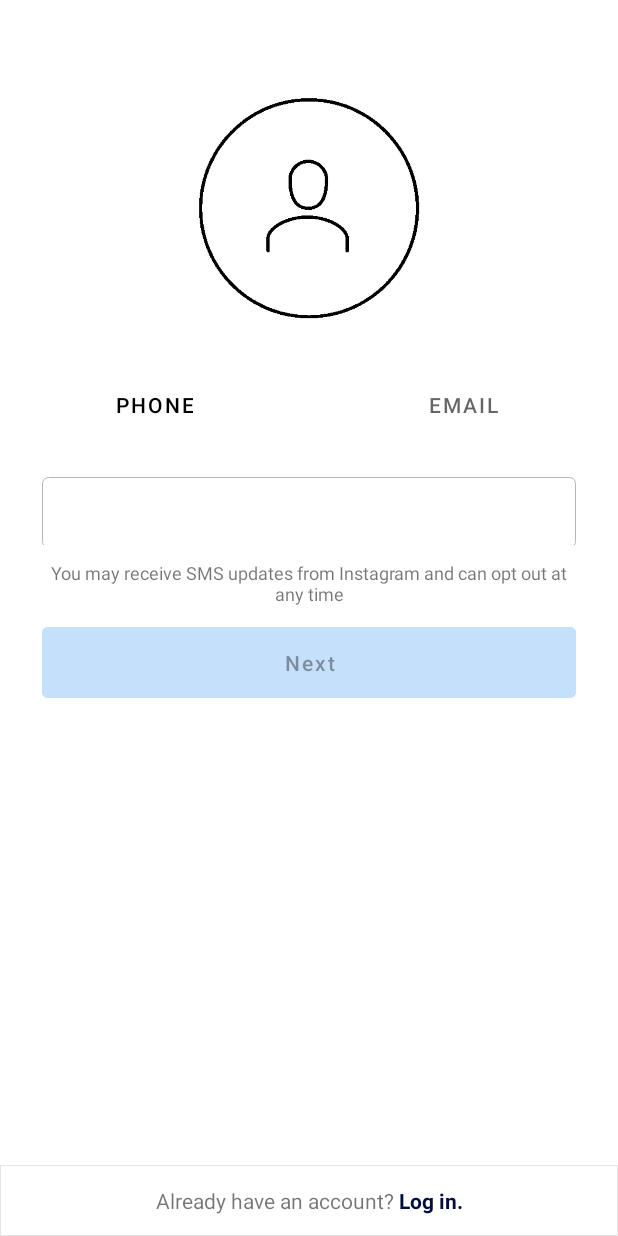
After one commit to 1407arjun/InstagramClone, an Android app: the PhoneFragment screen opened directly, with no data from a screen before it, on a phone screen of 412 x 824 dp. The commit adds this screen. Run offline under Robolectric (Android 15) with nearby library versions, the phone set to English and light mode, and no system bars.

Commit message:
Added RegisterActivity and related Fragments

```diff
--- /dev/null
+++ b/app/src/main/java/com/example/instagramclone/Adapters/TabAdapter.java
@@ -0,0 +1,37 @@
+package com.example.instagramclone.Adapters;
+
+import android.content.Context;
+
+import androidx.fragment.app.Fragment;
+import androidx.fragment.app.FragmentManager;
+import androidx.fragment.app.FragmentPagerAdapter;
+
+import com.example.instagramclone.Fragments.EmailFragment;
+import com.example.instagramclone.Fragments.PhoneFragment;
+
+public class TabAdapter extends FragmentPagerAdapter {
+
+    private Context mContext;
+    int tabs;
+
+    public TabAdapter(Context context, FragmentManager manager, int totalTabs) {
+        super(manager);
+        this.tabs = totalTabs;
+    }
+
+    @Override
+    public Fragment getItem(int position) {
+        switch (position) {
+            case 0:
+                return new PhoneFragment();
+            case 1:
+                return new EmailFragment();
+        }
+        return null;
+    }
+
+    @Override
+    public int getCount() {
+        return tabs;
+    }
+}
--- /dev/null
+++ b/app/src/main/java/com/example/instagramclone/Fragments/EmailFragment.java
@@ -0,0 +1,22 @@
+package com.example.instagramclone.Fragments;
+
+import android.os.Bundle;
+
+import androidx.fragment.app.Fragment;
+
+import android.view.LayoutInflater;
+import android.view.View;
+import android.view.ViewGroup;
+
+import com.example.instagramclone.R;
+
+public class EmailFragment extends Fragment {
+
+    @Override
+    public View onCreateView(LayoutInflater inflater, ViewGroup container,
+                             Bundle savedInstanceState) {
+        return inflater.inflate(R.layout.fragment_email, container, false);
+    }
+
+
+}
--- /dev/null
+++ b/app/src/main/java/com/example/instagramclone/Fragments/PhoneFragment.java
@@ -0,0 +1,20 @@
+package com.example.instagramclone.Fragments;
+
+import android.os.Bundle;
+
+import androidx.fragment.app.Fragment;
+
+import android.view.LayoutInflater;
+import android.view.View;
+import android.view.ViewGroup;
+
+import com.example.instagramclone.R;
+
+public class PhoneFragment extends Fragment {
+
+    @Override
+    public View onCreateView(LayoutInflater inflater, ViewGroup container,
+                             Bundle savedInstanceState) {
+        return inflater.inflate(R.layout.fragment_phone, container, false);
+    }
+}
--- /dev/null
+++ b/app/src/main/java/com/example/instagramclone/RegisterActivity.java
@@ -0,0 +1,42 @@
+package com.example.instagramclone;
+
+import android.os.Bundle;
+import androidx.appcompat.app.AppCompatActivity;
+import androidx.viewpager.widget.ViewPager;
+
+import com.example.instagramclone.Adapters.TabAdapter;
+import com.google.android.material.tabs.TabLayout;
+
+public class RegisterActivity extends AppCompatActivity {
+
+    @Override
+    protected void onCreate(Bundle savedInstanceState) {
+        super.onCreate(savedInstanceState);
+        setContentView(R.layout.activity_register);
+
+        TabLayout tabLayout= findViewById(R.id.tabLayout);
+        ViewPager viewPager = findViewById(R.id.viewPager);
+
+        final TabAdapter adapter = new TabAdapter(this , getSupportFragmentManager(), tabLayout.getTabCount());
+        viewPager.setAdapter(adapter);
+
+        viewPager.addOnPageChangeListener(new TabLayout.TabLayoutOnPageChangeListener(tabLayout));
+
+        tabLayout.addOnTabSelectedListener(new TabLayout.OnTabSelectedListener() {
+            @Override
+            public void onTabSelected(TabLayout.Tab tab) {
+                viewPager.setCurrentItem(tab.getPosition());
+            }
+
+            @Override
+            public void onTabUnselected(TabLayout.Tab tab) {
+
+            }
+
+            @Override
+            public void onTabReselected(TabLayout.Tab tab) {
+
+            }
+        });
+    }
+}
--- a/app/src/main/res/layout/activity_register.xml
+++ b/app/src/main/res/layout/activity_register.xml
@@ -6,4 +6,71 @@
     android:layout_height="match_parent"
     tools:context=".RegisterActivity">
 
+
+    <ImageView
+        android:id="@+id/imageView"
+        android:layout_width="150dp"
+        android:layout_height="150dp"
+        android:layout_marginStart="128dp"
+        android:layout_marginTop="64dp"
+        android:layout_marginEnd="128dp"
+        app:layout_constraintEnd_toEndOf="parent"
+        app:layout_constraintStart_toStartOf="parent"
+        app:layout_constraintTop_toTopOf="parent"
+        app:srcCompat="@drawable/register_icon" />
+
+    <com.google.android.material.tabs.TabLayout
+        android:id="@+id/tabLayout"
+        android:layout_width="match_parent"
+        android:layout_height="wrap_content"
+        android:layout_marginTop="32dp"
+        app:layout_constraintEnd_toEndOf="parent"
+        app:layout_constraintStart_toStartOf="parent"
+        app:layout_constraintTop_toBottomOf="@+id/imageView"
+        app:tabSelectedTextColor="?attr/colorPrimaryInverse">
+
+        <com.google.android.material.tabs.TabItem
+            android:layout_width="wrap_content"
+            android:layout_height="wrap_content"
+            android:text="@string/phone" />
+
+        <com.google.android.material.tabs.TabItem
+            android:layout_width="wrap_content"
+            android:layout_height="wrap_content"
+            android:text="@string/email" />
+
+    </com.google.android.material.tabs.TabLayout>
+
+    <androidx.viewpager.widget.ViewPager
+        android:id="@+id/viewPager"
+        android:layout_width="match_parent"
+        android:layout_height="0dp"
+        app:layout_constraintBottom_toTopOf="@+id/loginTextView"
+        app:layout_constraintEnd_toEndOf="parent"
+        app:layout_constraintStart_toStartOf="parent"
+        app:layout_constraintTop_toBottomOf="@+id/tabLayout" />
+
+    <FrameLayout
+        android:id="@+id/fragment_container"
+        android:layout_width="match_parent"
+        android:layout_height="0dp"
+
+        android:visibility="gone"
+        app:layout_constraintBottom_toTopOf="@+id/loginTextView"
+        app:layout_constraintEnd_toEndOf="parent"
+        app:layout_constraintStart_toStartOf="parent"
+        app:layout_constraintTop_toBottomOf="@+id/tabLayout" />
+
+    <TextView
+        android:id="@+id/loginTextView"
+        android:layout_width="match_parent"
+        android:layout_height="wrap_content"
+        android:background="@drawable/text_view_background"
+        android:padding="14dp"
+        android:text="@string/register_ask"
+        android:textAlignment="center"
+        app:layout_constraintBottom_toBottomOf="parent"
+        app:layout_constraintEnd_toEndOf="parent"
+        app:layout_constraintStart_toStartOf="parent" />
+
 </androidx.constraintlayout.widget.ConstraintLayout>
--- /dev/null
+++ b/app/src/main/res/layout/fragment_phone.xml
@@ -0,0 +1,84 @@
+<?xml version="1.0" encoding="utf-8"?>
+<FrameLayout xmlns:android="http://schemas.android.com/apk/res/android"
+    xmlns:tools="http://schemas.android.com/tools"
+    android:layout_width="match_parent"
+    android:layout_height="match_parent"
+    xmlns:app="http://schemas.android.com/apk/res-auto"
+    tools:context=".Fragments.PhoneFragment">
+
+    <LinearLayout
+        android:id="@+id/linearLayout"
+        android:layout_width="match_parent"
+        android:layout_height="wrap_content"
+        android:layout_marginStart="20dp"
+        android:layout_marginTop="16dp"
+        android:layout_marginEnd="20dp"
+        android:orientation="vertical">
+
+        <com.google.android.material.textfield.TextInputLayout
+            android:layout_width="match_parent"
+            android:layout_height="wrap_content"
+            android:layout_margin="8dp"
+            android:background="@drawable/edit_text_background"
+            android:hint="@string/phone"
+            android:textColorHint="@android:color/hint_foreground_material_light"
+            app:endIconDrawable="@drawable/ic_close"
+            app:endIconMode="clear_text">
+
+            <EditText
+                android:id="@+id/phoneEditText"
+                android:layout_width="match_parent"
+                android:layout_height="wrap_content"
+                android:background="@android:color/transparent"
+                android:ems="10"
+                android:inputType="phone"
+                android:padding="14dp"
+                android:textSize="14sp" />
+
+        </com.google.android.material.textfield.TextInputLayout>
+
+        <TextView
+            android:id="@+id/textView"
+            android:layout_width="match_parent"
+            android:layout_height="wrap_content"
+            android:layout_marginStart="8dp"
+            android:layout_marginEnd="8dp"
+            android:text="@string/phone_info"
+            android:textAlignment="center"
+            android:textSize="12sp" />
+
+        <FrameLayout
+            android:layout_width="match_parent"
+            android:layout_height="match_parent"
+            android:layout_margin="8dp">
+
+            <Button
+                android:id="@+id/nextButton"
+                android:layout_width="match_parent"
+                android:layout_height="wrap_content"
+                android:backgroundTint="@color/button_bg_selector"
+                android:elevation="0dp"
+                android:enabled="false"
+                android:padding="14dp"
+                android:text="@string/next"
+                android:textAllCaps="false"
+                android:textSize="14sp"
+                android:textStyle="normal"
+                app:cornerRadius="4dp" />
+
+            <com.airbnb.lottie.LottieAnimationView
+                android:id="@+id/animationView"
+                android:layout_width="match_parent"
+                android:layout_height="58dp"
+                android:elevation="8dp"
+                android:padding="2dp"
+                android:visibility="gone"
+                app:lottie_autoPlay="false"
+                app:lottie_loop="true"
+                app:lottie_rawRes="@raw/login_loading" />
+
+        </FrameLayout>
+
+    </LinearLayout>
+
+</FrameLayout>
--- a/app/src/main/res/values-night/strings.xml
+++ b/app/src/main/res/values-night/strings.xml
@@ -1,4 +1,5 @@
 <resources>
     <string name="login_ask">Don\'t have an account? <font color="#E4EFF7"><b>Sign up.</b></font></string>
+    <string name="register_ask">Already have an account? <font color="#E4EFF7"><b>Log in.</b></font></string>
     <string name="help_signin">Forgot your login details? <font color="#E4EFF7"><b>Get help logging in.</b></font></string>
 </resources>
--- a/app/src/main/res/values-night/themes.xml
+++ b/app/src/main/res/values-night/themes.xml
@@ -3,6 +3,7 @@
     <style name="Theme.InstagramClone" parent="Theme.MaterialComponents.DayNight.NoActionBar">
         <!-- Primary brand color. -->
         <item name="colorPrimary">@color/black</item>
+        <item name="colorPrimaryInverse">@color/white</item>
         <item name="colorPrimaryVariant">@color/purple_700</item>
         <item name="colorOnPrimary">@color/black</item>
         <item name="navigationIconTint">@color/white</item>
--- a/app/src/main/res/values/attrs.xml
+++ b/app/src/main/res/values/attrs.xml
@@ -4,4 +4,5 @@
     <attr name="textViewStrokeColor" format="color"/>
     <attr name="disabledButtonColor" format="color"/>
     <attr name="loadingButtonColor" format="color"/>
+    <attr name="colorPrimaryInverse" format="color"/>
 </resources>
--- a/app/src/main/res/values/strings.xml
+++ b/app/src/main/res/values/strings.xml
@@ -4,7 +4,17 @@
     <string name="login_pwd">Password</string>
     <string name="login_text">Log In</string>
     <string name="login_ask">Don\'t have an account? <font color="#000D3D"><b>Sign up.</b></font></string>
+    <string name="register_ask">Already have an account? <font color="#000D3D"><b>Log in.</b></font></string>
     <string name="help_signin">Forgot your login details? <font color="#000D3D"><b>Get help logging in.</b></font></string>
     <string name="new_post">New Post</string>
     <string name="search">Search</string>
+    <string name="phone">Phone</string>
+    <string name="email">Email</string>
+    <string name="next">Next</string>
+    <string name="phone_info">You may receive SMS updates from Instagram and can opt out at any time</string>
+    <string name="welcome">WELCOME TO INSTAGRAM,\narjun140702</string>
+    <string name="welcome_msg">Find people to follow and start sharing photos. You can change your username anytime.</string>
+    <string name="change_username">Change Username</string>
+    <!-- TODO: Remove or change this placeholder text -->
+    <string name="hello_blank_fragment">Hello blank fragment</string>
 </resources>
--- a/app/src/main/res/values/themes.xml
+++ b/app/src/main/res/values/themes.xml
@@ -3,6 +3,7 @@
     <style name="Theme.InstagramClone" parent="Theme.MaterialComponents.DayNight.NoActionBar">
         <!-- Primary brand color. -->
         <item name="colorPrimary">@color/white</item>
+        <item name="colorPrimaryInverse">@color/black</item>
         <item name="colorPrimaryVariant">@color/purple_700</item>
         <item name="colorOnPrimary">@color/white</item>
         <item name="navigationIconTint">@color/black</item>
```
Also changed, not shown: app/src/main/AndroidManifest.xml (+6 -4 lines), app/src/main/java/com/example/instagramclone/DetailsActivity.java (added, +14 -0 lines), app/src/main/java/com/example/instagramclone/RegisterActivity.kt (deleted, +0 -11 lines), app/src/main/res/layout/activity_details.xml (added, +89 -0 lines), app/src/main/res/layout/fragment_email.xml (added, +75 -0 lines), app/src/main/res/drawable-night/register_icon.png (added), app/src/main/res/drawable/register_icon.png (added).
